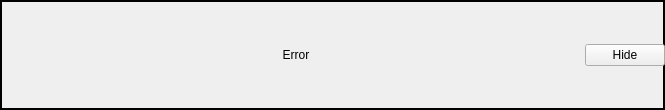
Qt form widgets/errormessagewidget.ui (Rain92/UltimateMangaReader) before a commit.
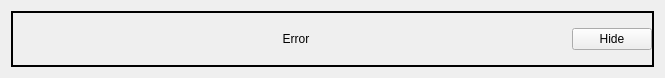
The same form after that commit.

```diff
--- a/widgets/errormessagewidget.ui
+++ b/widgets/errormessagewidget.ui
@@ -7,21 +7,42 @@
     <x>0</x>
     <y>0</y>
     <width>665</width>
-    <height>110</height>
+    <height>78</height>
    </rect>
   </property>
-  <property name="windowTitle">
-   <string/>
+  <property name="sizePolicy">
+   <sizepolicy hsizetype="Expanding" vsizetype="Minimum">
+    <horstretch>0</horstretch>
+    <verstretch>0</verstretch>
+   </sizepolicy>
   </property>
-  <property name="styleSheet">
-   <string notr="true">QWidget#ErrorMessageWidget
-{
-border: 2px solid black;
-}</string>
-  </property>
-  <layout class="QHBoxLayout" name="horizontalLayout_2" stretch="1,2,1">
+  <layout class="QVBoxLayout" name="verticalLayout">
+   <property name="sizeConstraint">
+    <enum>QLayout::SetMinimumSize</enum>
+   </property>
+   <item>
+    <widget class="QFrame" name="frame">
+     <property name="sizePolicy">
+      <sizepolicy hsizetype="Expanding" vsizetype="Minimum">
+       <horstretch>0</horstretch>
+       <verstretch>0</verstretch>
+      </sizepolicy>
+     </property>
+     <property name="frameShape">
+      <enum>QFrame::Box</enum>
+     </property>
+     <property name="frameShadow">
+      <enum>QFrame::Plain</enum>
+     </property>
+     <property name="lineWidth">
+      <number>2</number>
+     </property>
+     <layout class="QHBoxLayout" name="horizontalLayout">
    <property name="spacing">
-    <number>0</number>
+       <number>9</number>
+      </property>
+      <property name="sizeConstraint">
+       <enum>QLayout::SetMinimumSize</enum>
    </property>
    <property name="leftMargin">
     <number>0</number>
@@ -43,6 +64,9 @@
        <verstretch>0</verstretch>
       </sizepolicy>
      </property>
+        <property name="styleSheet">
+         <string notr="true"/>
+        </property>
      <property name="text">
       <string/>
      </property>
@@ -53,6 +77,12 @@
    </item>
    <item>
     <widget class="QLabel" name="labelErrorMessage">
+        <property name="sizePolicy">
+         <sizepolicy hsizetype="Preferred" vsizetype="Preferred">
+          <horstretch>0</horstretch>
+          <verstretch>0</verstretch>
+         </sizepolicy>
+        </property>
      <property name="text">
       <string>Error</string>
      </property>
@@ -78,6 +108,9 @@
      <property name="text">
       <string> Hide </string>
      </property>
+       </widget>
+      </item>
+     </layout>
     </widget>
    </item>
   </layout>
```
Lines whose indentation alone changed are shown as unchanged.
